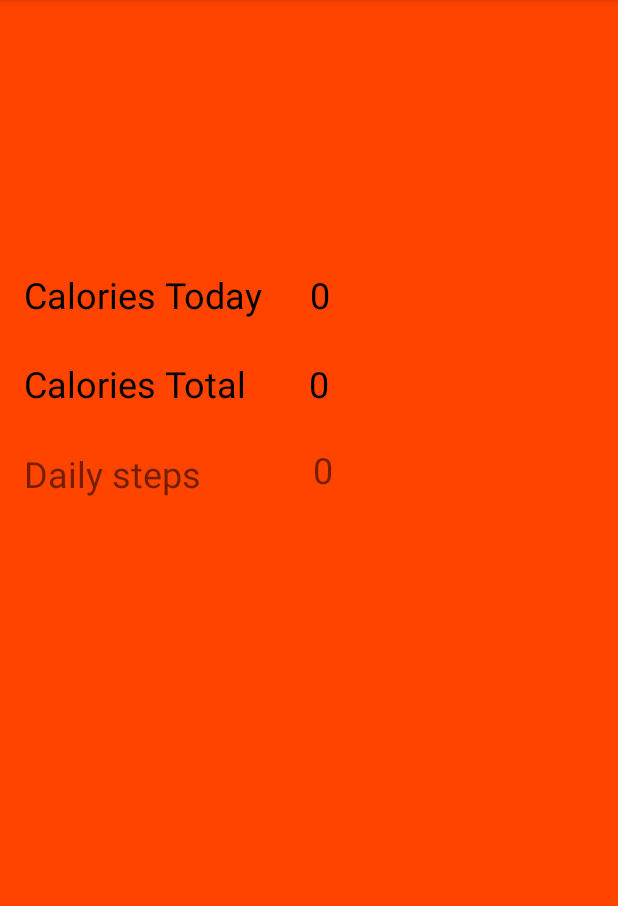
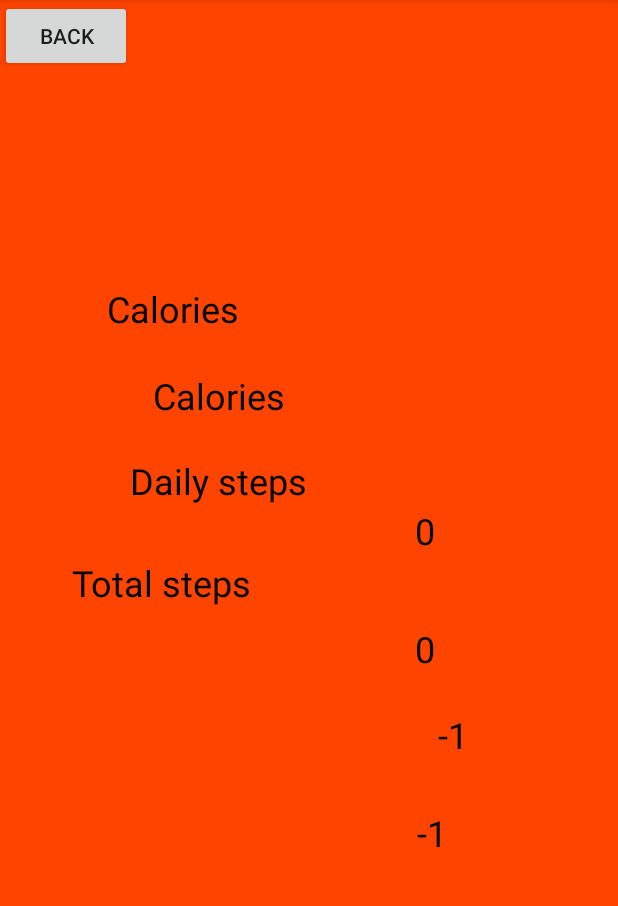
Before and after one commit to Diakko/JustEatIt, an Android app: the screen it shows after launch (ProfileActivity), after a tap on an icon or button, on a phone screen of 412 x 824 dp, the part 84-990 px from its top. Run offline under Robolectric (Android 15) with nearby library versions, the phone set to English and light mode, and no system bars.

Commit message:
Activityn vaihtoa "startActivity":stä on muutettu "startActivityForResult" muotoon

```diff
--- a/app/src/main/AndroidManifest.xml
+++ b/app/src/main/AndroidManifest.xml
@@ -12,9 +12,6 @@
         android:theme="@style/AppTheme"
         tools:ignore="GoogleAppIndexingWarning">
         <activity android:name=".ProfileActivity">
-            <meta-data
-                android:name="android.support.PARENT_ACTIVITY"
-                android:value=".MainActivity" />
         </activity>
         <activity android:name=".MainActivity">
             <intent-filter>
--- a/app/src/main/java/com/example/justeatit/MainActivity.java
+++ b/app/src/main/java/com/example/justeatit/MainActivity.java
@@ -1,5 +1,6 @@
 package com.example.justeatit;
 
+import androidx.annotation.Nullable;
 import androidx.appcompat.app.AppCompatActivity;
 
 import android.content.Context;
@@ -12,6 +13,7 @@ import android.hardware.SensorManager;
 import android.os.Bundle;
 import android.util.Log;
 import android.view.View;
+import android.widget.Button;
 import android.widget.EditText;
 import android.widget.TextView;
 import android.widget.Toast;
@@ -47,10 +49,12 @@ public class MainActivity extends AppCompatActivity implements SensorEventListen
     public static final String EXTRA_MESSAGE2 = "Profile_activity3";
     private final static String TIME_OF_CLICK = "Time_of_click";
     private final static String ERROR_MESSAGE = "Error";
+    private final static String TOTAL_STEPS_KEY = "Total_Steps";
     /**
      * Making a save-file for few values in SharedPreferences
      */
     public static final String EXTRA_MESSAGE3 = "profile_activity4";
+    public static final String EXTRA_MESSAGE4 = "profile_activity5";
     private int dailyCal,totalCal, averageCal;
     private SharedPreferences mPreferences;
     private String sharedPrefFile = "com.example.android.JustEatIt";
@@ -59,9 +63,10 @@ public class MainActivity extends AppCompatActivity implements SensorEventListen
 
     SimpleDateFormat sdf = new SimpleDateFormat("yyyy.MM.dd G 'at' HH:mm:ss z", Locale.ENGLISH);
     String currentDateandTime = sdf.format(new Date());
-    private Ruoat ruoat;
+    //private Ruoat ruoat;
     ArrayList<Ruoat> Ruoat = new ArrayList<>();
     StepCounter dailysteps = new StepCounter(0);
+    StepCounter totalsteps = new StepCounter(0);
     @Override
     protected void onCreate(Bundle savedInstanceState) {
         super.onCreate(savedInstanceState);
@@ -75,8 +80,29 @@ public class MainActivity extends AppCompatActivity implements SensorEventListen
         int averageCal = mPreferences.getInt(AVERAGE_CALORIES_KEY, 0);
         calories = new Calories(dailyCal, totalCal, averageCal);
         dailysteps.setValue(mPreferences.getInt(DAILY_STEPS_KEY, 0));
+        totalsteps.setValue(mPreferences.getInt(TOTAL_STEPS_KEY, 0));
         dailystepcounter = (TextView) findViewById(R.id.dailystepcounter);
         updateUI();
+
+        Button profileButton = findViewById(R.id.profileButton);
+        profileButton.setOnClickListener(new View.OnClickListener() {
+            @Override
+            public void onClick(View v) {
+                Log.i("Button", "Profiili-nappia painettu");
+                Intent intent = new Intent(MainActivity.this, ProfileActivity.class);
+                String message1 = calories.getDailyCountString();
+                String message2 = calories.getTotalCountString();
+                String message3 = calories.getAverageCountString();
+                int dailyStepCount = dailysteps.stepsNow();
+                int totalStepCount = totalsteps.stepsNow();
+                intent.putExtra(EXTRA_MESSAGE, message1);
+                intent.putExtra(EXTRA_MESSAGE1, message2);
+                intent.putExtra(EXTRA_MESSAGE2, message3);
+                intent.putExtra(EXTRA_MESSAGE3, dailyStepCount);
+                intent.putExtra(EXTRA_MESSAGE4, totalStepCount);
+                startActivityForResult(intent, 1);
+            }
+        });
 
     }
     protected void onPause() {
@@ -90,7 +116,8 @@ public class MainActivity extends AppCompatActivity implements SensorEventListen
         preferencesEditor.putInt(TOTAL_CALORIES_KEY, calories.getTotalCount());
         preferencesEditor.putInt(AVERAGE_CALORIES_KEY, calories.getAverageCount());
         preferencesEditor.putInt(DAILY_STEPS_KEY, dailysteps.stepsNow());
-        preferencesEditor.putStringSet(ARRAYLIST_KEY, oos.);
+        preferencesEditor.putInt(TOTAL_STEPS_KEY, totalsteps.stepsNow());
+        //preferencesEditor.putStringSet(ARRAYLIST_KEY, oos.);
         preferencesEditor.apply();
 
         updateUI();
@@ -134,20 +161,6 @@ public class MainActivity extends AppCompatActivity implements SensorEventListen
         updateUI();
     }
 
-    public void profileButtonPressed(View v){
-        Log.i("Button", "Profiili-nappia painettu");
-        Intent intent = new Intent(this, ProfileActivity.class);
-        String message1 = calories.getDailyCountString();
-        String message2 = calories.getTotalCountString();
-        String message3 = calories.getAverageCountString();
-        String dailystepcount = "" + dailysteps.stepsNow();
-        intent.putExtra(EXTRA_MESSAGE, message1);
-        intent.putExtra(EXTRA_MESSAGE1, message2);
-        intent.putExtra(EXTRA_MESSAGE2, message3);
-        intent.putExtra(EXTRA_MESSAGE3, dailystepcount);
-        startActivity(intent);
-    }
-
     public void updateUI(){
         TextView tv1 = findViewById(R.id.caloriesTodayCount);
         tv1.setText(calories.getDailyCountString());
@@ -159,6 +172,7 @@ public class MainActivity extends AppCompatActivity implements SensorEventListen
     @Override
     public void onSensorChanged(SensorEvent event) {
         dailysteps.addStep();
+        totalsteps.addStep();
         dailystepcounter.setText(""+dailysteps.stepsNow());
     }
 
@@ -166,4 +180,20 @@ public class MainActivity extends AppCompatActivity implements SensorEventListen
     public void onAccuracyChanged(Sensor sensor, int accuracy){
 
     }
+
+    @Override
+    protected void onActivityResult(int requestCode, int resultCode, @Nullable Intent data){
+        super.onActivityResult(requestCode, resultCode, data);
+
+        if (requestCode == 1){
+            if (requestCode == RESULT_OK) {
+                int dailyBack = data.getIntExtra("number1", 0);
+                int totalBack = data.getIntExtra("number2", 0);
+                dailysteps.setValue(dailyBack);
+                totalsteps.setValue(totalBack);
+            }if (resultCode == RESULT_CANCELED){
+                setTitle("VIRHE TAPAHTUNUT");
+            }
+        }
+    }
 }
--- a/app/src/main/java/com/example/justeatit/ProfileActivity.java
+++ b/app/src/main/java/com/example/justeatit/ProfileActivity.java
@@ -2,32 +2,103 @@ package com.example.justeatit;
 
 import androidx.appcompat.app.AppCompatActivity;
 
+import android.content.Context;
 import android.content.Intent;
+import android.hardware.Sensor;
+import android.hardware.SensorEvent;
+import android.hardware.SensorEventListener;
+import android.hardware.SensorManager;
 import android.os.Bundle;
+import android.view.View;
+import android.widget.Button;
 import android.widget.TextView;
+import android.widget.Toast;
+
 /**
  * (C) Samuel Ahjoniemi
  */
-public class ProfileActivity extends AppCompatActivity {
+public class ProfileActivity extends AppCompatActivity implements SensorEventListener {
+    StepCounter dailySteps2 = new StepCounter(0);
+    StepCounter totalSteps2 = new StepCounter(0);
+    SensorManager sensorManager;
+    boolean running = false;
+
 
     @Override
     protected void onCreate(Bundle savedInstanceState) {
         super.onCreate(savedInstanceState);
         setContentView(R.layout.activity_profile);
 
-        // Get the Intent that started this activity and extract the string
+        sensorManager = (SensorManager) getSystemService(Context.SENSOR_SERVICE);
+
         Intent intent = getIntent();
+        int number1 = intent.getIntExtra(MainActivity.EXTRA_MESSAGE3,0);
+        int number2 = intent.getIntExtra(MainActivity.EXTRA_MESSAGE4,0);
+
+        number1 -= 1;
+        number2 -= 1;
+
+        dailySteps2.setValue(number1);
+        totalSteps2.setValue(number2);
+
         String message1 = intent.getStringExtra(MainActivity.EXTRA_MESSAGE);
         String message2 = intent.getStringExtra(MainActivity.EXTRA_MESSAGE1);
         String message3 = intent.getStringExtra(MainActivity.EXTRA_MESSAGE2);
         String message4 = intent.getStringExtra(MainActivity.EXTRA_MESSAGE3);
         /* Capture the layout's TextView and set the string as its text */
+
+        TextView tv3 = findViewById(R.id.stepsToday);
+        TextView tv4 = findViewById(R.id.stepsTotal);
+        tv3.setText(""+dailySteps2.stepsNow());
+
+        tv4.setText(""+totalSteps2.stepsNow());
+
+
         TextView tv1 = findViewById(R.id.caloriesTodayCount);
         tv1.setText(message1);
         TextView tv2 = findViewById(R.id.caloriesTotalCount);
         tv2.setText(message2);
+
+        Button backButton = findViewById(R.id.back);
+        backButton.setOnClickListener(new View.OnClickListener() {
+            @Override
+            public void onClick(View v) {
+                int dailyBack = dailySteps2.stepsNow();
+                int totalBack = totalSteps2.stepsNow();
+
+                Intent resultIntent = new Intent();
+                resultIntent.putExtra("paiva", dailyBack);
+                resultIntent.putExtra("koko", totalBack);
+
+                setResult(RESULT_OK, resultIntent);
+                finish();
+            }
+        });
+    }
+
+    @Override
+    protected void onResume() {
+        super.onResume();
+        running = true;
+        Sensor countSensor = sensorManager.getDefaultSensor(Sensor.TYPE_STEP_COUNTER);
+        if (countSensor != null){
+            sensorManager.registerListener(this, countSensor, SensorManager.SENSOR_DELAY_UI);
+        } else {
+            Toast.makeText(this, "Sensor not found!", Toast.LENGTH_SHORT).show();
+        }
+    }
+    @Override
+    public void onSensorChanged(SensorEvent sensor){
+        totalSteps2.addStep();
+        dailySteps2.addStep();
         TextView tv3 = findViewById(R.id.stepsToday);
-        tv3.setText(message4);
+        TextView tv4 = findViewById(R.id.stepsTotal);
+
+        tv3.setText(""+dailySteps2.stepsNow());
+        tv4.setText(""+totalSteps2.stepsNow());
+    }
+    @Override
+    public void onAccuracyChanged(Sensor sensor, int accuracy){
 
     }
 }
--- a/app/src/main/res/layout/activity_main.xml
+++ b/app/src/main/res/layout/activity_main.xml
@@ -78,7 +78,6 @@
         android:layout_marginEnd="8dp"
         android:layout_marginRight="8dp"
         android:background="@drawable/profile_picture"
-        android:onClick="profileButtonPressed"
         app:layout_constraintEnd_toEndOf="parent"
         app:layout_constraintTop_toTopOf="parent" />
 
--- a/app/src/main/res/layout/activity_profile.xml
+++ b/app/src/main/res/layout/activity_profile.xml
@@ -9,83 +9,115 @@
 
     <TextView
         android:id="@+id/caloriesTotalCount"
-        android:layout_width="105dp"
+        android:layout_width="135dp"
         android:layout_height="37dp"
-        android:layout_marginEnd="24dp"
-        android:layout_marginRight="24dp"
+        android:layout_marginBottom="20dp"
         android:background="@color/backgroundColor"
         android:text="@string/caloriesCount"
         android:textColor="#000000"
         android:textSize="24sp"
-        app:layout_constraintBaseline_toBaselineOf="@+id/caloriesTotalText"
-        app:layout_constraintEnd_toEndOf="parent"
-        app:layout_constraintHorizontal_bias="0.259"
-        app:layout_constraintStart_toEndOf="@+id/caloriesTotalText" />
+        app:layout_constraintBottom_toTopOf="@+id/stepsToday"
+        app:layout_constraintEnd_toEndOf="parent" />
 
     <TextView
         android:id="@+id/caloriesTodayText"
-        android:layout_width="164dp"
+        android:layout_width="135dp"
         android:layout_height="35dp"
-        android:layout_marginStart="16dp"
-        android:layout_marginLeft="16dp"
-        android:layout_marginTop="180dp"
         android:background="@color/backgroundColor"
         android:text="@string/caloriesTodayText"
         android:textColor="#000000"
         android:textSize="24sp"
+        app:layout_constraintBottom_toTopOf="@+id/caloriesTotalText"
+        app:layout_constraintEnd_toStartOf="@+id/caloriesTodayCount"
+        app:layout_constraintHorizontal_bias="0.505"
+        app:layout_constraintStart_toStartOf="parent"
+        app:layout_constraintTop_toTopOf="parent"
+        app:layout_constraintVertical_bias="0.892" />
+
+    <TextView
+        android:id="@+id/caloriesTodayCount"
+        android:layout_width="135dp"
+        android:layout_height="37dp"
+        android:background="@color/backgroundColor"
+        android:text="@string/caloriesCount"
+        android:textColor="#000000"
+        android:textSize="24sp"
+        app:layout_constraintBottom_toTopOf="@+id/caloriesTotalCount"
+        app:layout_constraintEnd_toEndOf="parent"
+        app:layout_constraintTop_toTopOf="parent"
+        app:layout_constraintVertical_bias="0.89" />
+
+    <TextView
+        android:id="@+id/caloriesTotalText"
+        android:layout_width="135dp"
+        android:layout_height="35dp"
+        android:background="@color/backgroundColor"
+        android:text="@string/caloriesTotalText"
+        android:textColor="#000000"
+        android:textSize="24sp"
+        app:layout_constraintBottom_toTopOf="@+id/textView"
+        app:layout_constraintEnd_toStartOf="@+id/caloriesTotalCount"
+        app:layout_constraintHorizontal_bias="0.723"
+        app:layout_constraintStart_toStartOf="parent"
+        app:layout_constraintTop_toTopOf="parent"
+        app:layout_constraintVertical_bias="0.921" />
+
+    <TextView
+        android:id="@+id/textView"
+        android:layout_width="120dp"
+        android:layout_height="35dp"
+        android:text="@string/steps"
+        android:textColor="#000000"
+        android:textSize="24sp"
+        app:layout_constraintBottom_toTopOf="@+id/textView2"
+        app:layout_constraintEnd_toStartOf="@+id/stepsToday"
+        app:layout_constraintHorizontal_bias="0.505"
+        app:layout_constraintStart_toStartOf="parent"
+        app:layout_constraintTop_toTopOf="parent"
+        app:layout_constraintVertical_bias="0.902" />
+
+    <TextView
+        android:id="@+id/stepsToday"
+        android:layout_width="120dp"
+        android:layout_height="37dp"
+        android:layout_marginBottom="28dp"
+        android:text="@string/stepCounter"
+        android:textColor="#000000"
+        android:textSize="24sp"
+        app:layout_constraintBottom_toTopOf="@+id/stepsTotal"
+        app:layout_constraintEnd_toEndOf="parent" />
+
+    <TextView
+        android:id="@+id/textView2"
+        android:layout_width="134dp"
+        android:layout_height="35dp"
+        android:layout_marginStart="48dp"
+        android:layout_marginLeft="48dp"
+        android:layout_marginTop="372dp"
+        android:text="@string/totalSteps"
+        android:textColor="#000000"
+        android:textSize="24sp"
+        app:layout_constraintEnd_toStartOf="@+id/stepsTotal"
+        app:layout_constraintHorizontal_bias="0.0"
         app:layout_constraintStart_toStartOf="parent"
         app:layout_constraintTop_toTopOf="parent" />
 
     <TextView
-        android:id="@+id/caloriesTodayCount"
-        android:layout_width="102dp"
-        android:layout_height="36dp"
-        android:layout_marginEnd="24dp"
-        android:layout_marginRight="24dp"
-        android:background="@color/backgroundColor"
-        android:text="@string/caloriesCount"
+        android:id="@+id/stepsTotal"
+        android:layout_width="134dp"
+        android:layout_height="37dp"
+        android:layout_marginBottom="192dp"
+        android:text="@string/stepCounter"
         android:textColor="#000000"
         android:textSize="24sp"
-        app:layout_constraintBaseline_toBaselineOf="@+id/caloriesTodayText"
-        app:layout_constraintEnd_toEndOf="parent"
-        app:layout_constraintHorizontal_bias="0.25"
-        app:layout_constraintStart_toEndOf="@+id/caloriesTodayText" />
+        app:layout_constraintBottom_toBottomOf="parent"
+        app:layout_constraintEnd_toEndOf="parent" />
 
-    <TextView
-        android:id="@+id/caloriesTotalText"
-        android:layout_width="163dp"
-        android:layout_height="36dp"
-        android:layout_marginStart="16dp"
-        android:layout_marginLeft="16dp"
-        android:layout_marginTop="24dp"
-        android:background="@color/backgroundColor"
-        android:text="@string/caloriesTotalText"
-        android:textColor="#000000"
-        android:textSize="24sp"
+    <Button
+        android:id="@+id/back"
+        android:layout_width="wrap_content"
+        android:layout_height="wrap_content"
+        android:text="@string/back"
         app:layout_constraintStart_toStartOf="parent"
-        app:layout_constraintTop_toBottomOf="@+id/caloriesTodayText" />
-
-    <TextView
-        android:id="@+id/textView"
-        android:layout_width="163dp"
-        android:layout_height="37dp"
-        android:layout_marginStart="16dp"
-        android:layout_marginLeft="16dp"
-        android:layout_marginTop="24dp"
-        android:text="@string/steps"
-        android:textSize="24sp"
-        app:layout_constraintStart_toStartOf="parent"
-        app:layout_constraintTop_toBottomOf="@+id/caloriesTotalText" />
-
-    <TextView
-        android:id="@+id/stepsToday"
-        android:layout_width="105dp"
-        android:layout_height="37dp"
-        android:layout_marginTop="20dp"
-        android:text="@string/stepCounter"
-        android:textSize="24sp"
-        app:layout_constraintEnd_toEndOf="parent"
-        app:layout_constraintHorizontal_bias="0.23"
-        app:layout_constraintStart_toEndOf="@+id/textView"
-        app:layout_constraintTop_toBottomOf="@+id/caloriesTotalCount" />
+        app:layout_constraintTop_toTopOf="parent" />
 </androidx.constraintlayout.widget.ConstraintLayout>
--- a/app/src/main/res/values/strings.xml
+++ b/app/src/main/res/values/strings.xml
@@ -12,4 +12,6 @@
     <string name="resetDailyCalories">Reset Daily Calories</string>
     <string name="steps">Daily steps</string>
     <string name="stepCounter">0</string>
+    <string name="totalSteps">Total steps</string>
+    <string name="back">Back</string>
 </resources>
```
